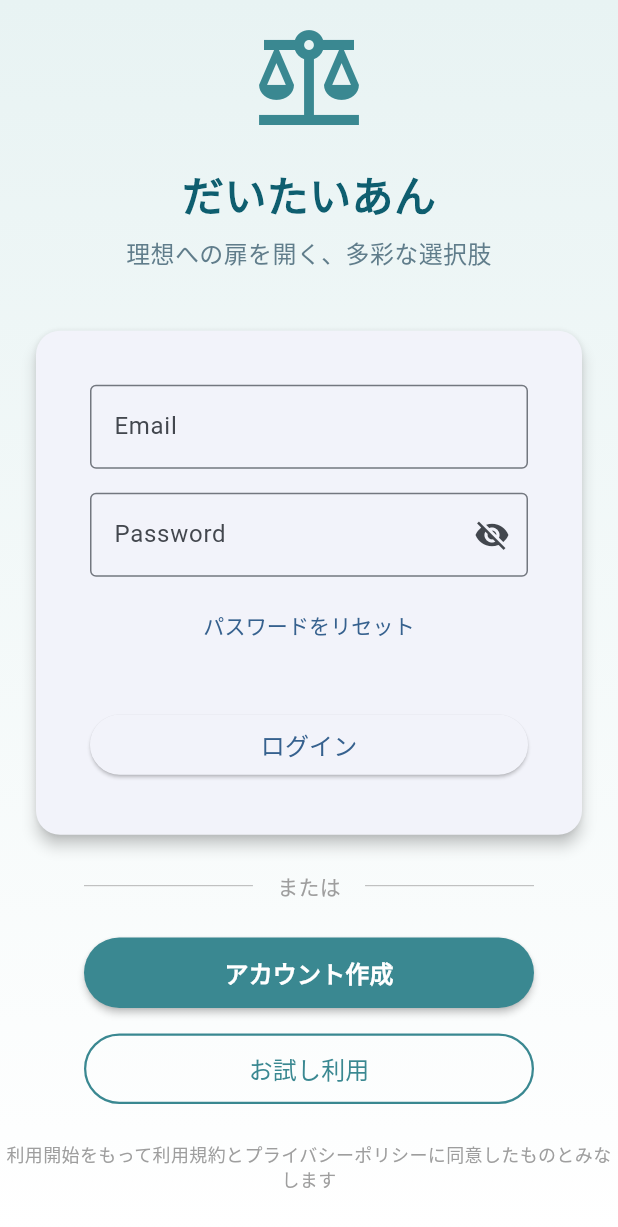
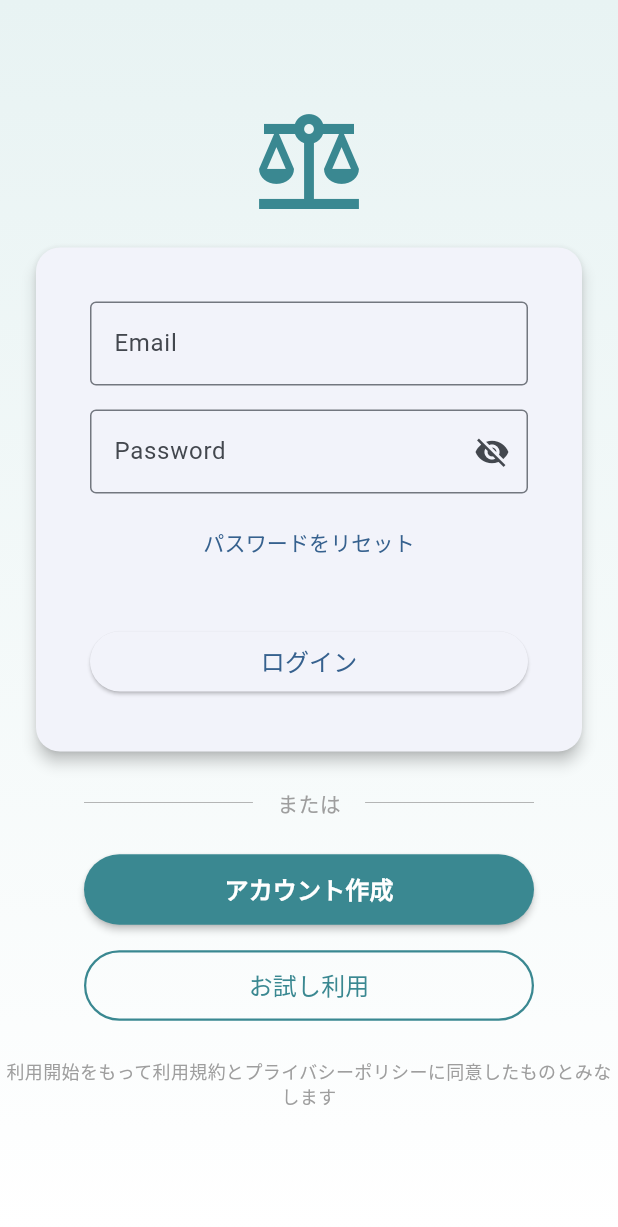
Before and after one commit to yamamomo2022/balance_ai_agent, a Flutter app: the screen it shows after launch, on a phone screen of 412 x 824 dp. Shown: the top 1227 px of the screen. Run offline on Flutter 3.47's test engine with Material 3 defaults, Android fonts, the phone set to English and light mode, and no system bars; our stand-ins replace dio, firebase_auth, firebase_core, flutter_chat_types, flutter_chat_ui, flutter_dotenv and 2 more; accounts and stored records are empty; generated files the repository leaves out were written again.

Commit message:
refactor: remove unused app name and description from login/signup page
- Deleted the app name and description text widgets from the LoginSignupPage.

```diff
--- a/lib/pages/login_signup_page.dart
+++ b/lib/pages/login_signup_page.dart
@@ -76,29 +76,6 @@ class LoginSignupPage extends StatelessWidget {
                 ),
                 const SizedBox(height: 16),
                 // アプリ名
-                const Text(
-                  'だいたいあん',
-                  style: TextStyle(
-                    fontSize: 28,
-                    fontWeight: FontWeight.bold,
-                    color: Color(0xFF0E5E6F),
-                  ),
-                ),
-                const SizedBox(height: 8),
-                // アプリ説明
-                const Padding(
-                  padding: EdgeInsets.symmetric(horizontal: 40),
-                  child: Text(
-                    '理想への扉を開く、多彩な選択肢',
-                    textAlign: TextAlign.center,
-                    style: TextStyle(
-                      color: Colors.blueGrey,
-                      fontSize: 16,
-                    ),
-                  ),
-                ),
-                const SizedBox(height: 40),
-                // ログインフォーム
                 Card(
                   margin: const EdgeInsets.symmetric(horizontal: 24),
                   elevation: 4,
```
